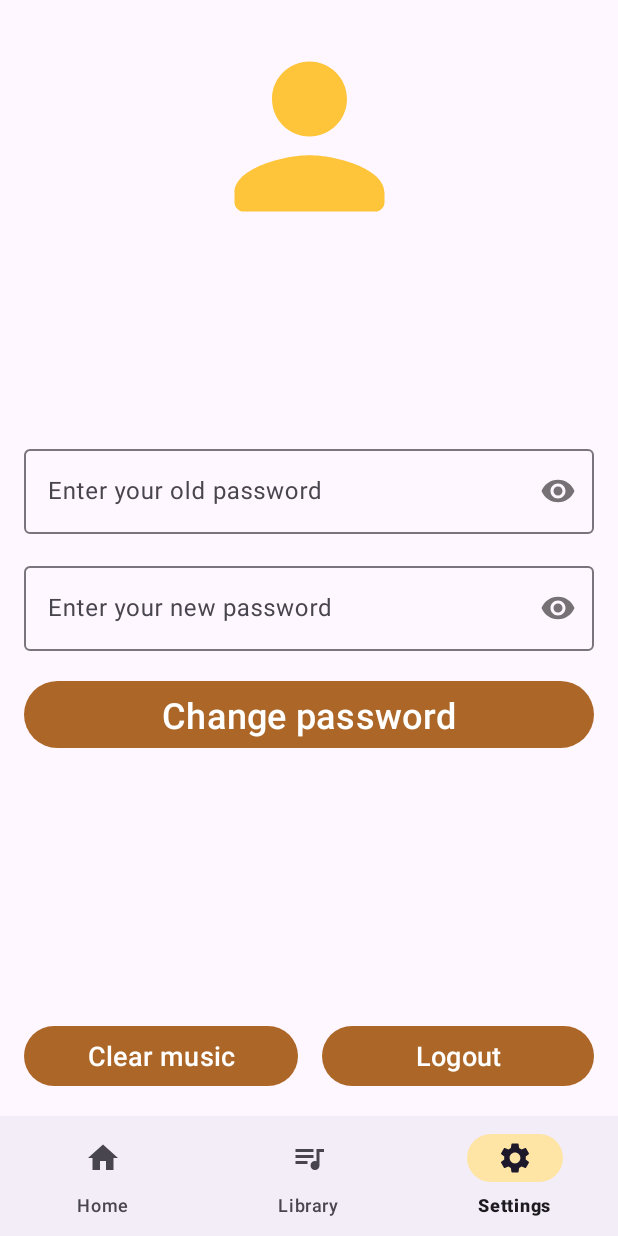
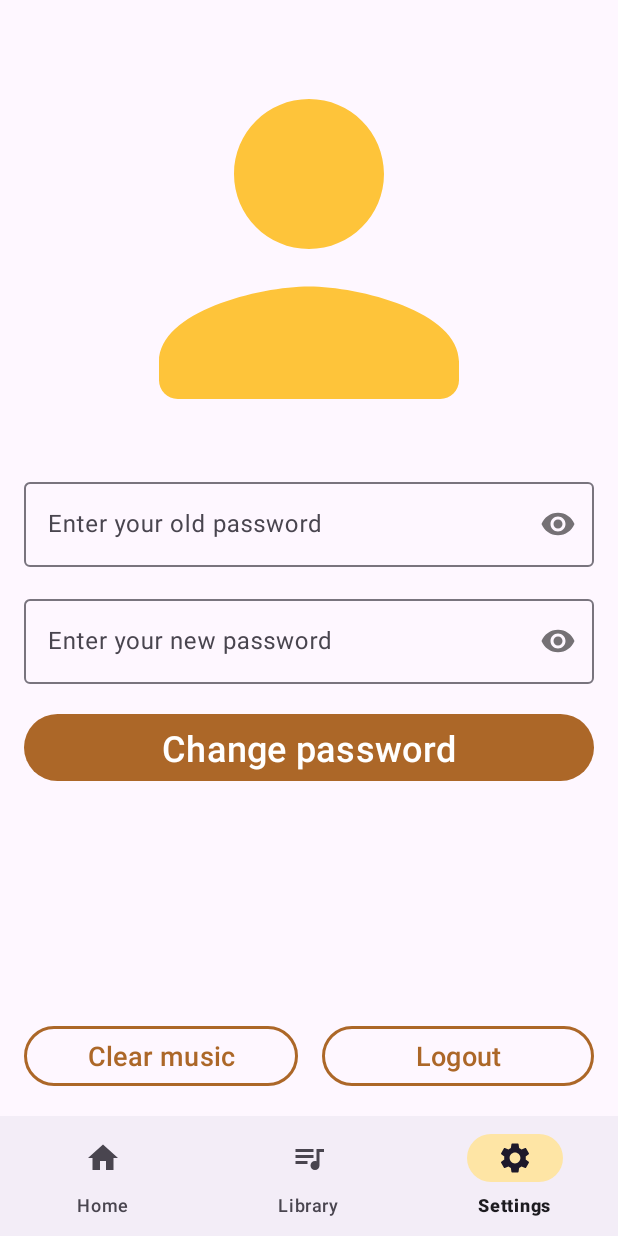
Before and after one commit to shainaBk/VideoConverterLSM, an Android app: the LibraryFragment screen opened through its navigation route, item 3 of the bottom bar chosen, on a phone screen of 412 x 824 dp. Run offline under Robolectric (Android 15) with nearby library versions, the light colour scheme and no system bars; our stand-ins replace navigation-ui.

Commit message:
Added COMMENTS Added favorite support with vm Changed SETTINGS UI

```diff
--- a/app/src/main/java/com/mobiledevices/videoconverter/Model/Music.kt
+++ b/app/src/main/java/com/mobiledevices/videoconverter/Model/Music.kt
@@ -13,6 +13,8 @@ class Music(
     var isDownloaded: Boolean = false
 ) {
     override fun toString(): String {
-        return "Music: {$channelTitle} - {$title} - Downloaded: {$isDownloaded}"
+        val downloaded: String = if (isDownloaded) "downloaded" else "NOTDownloaded"
+        val favorite: String = if (isFavorite) "favorite" else "NOTFavorite"
+        return "> $title by $channelTitle - {$downloaded, $favorite}"
     }
 }
--- a/app/src/main/java/com/mobiledevices/videoconverter/adapter/MusicLibraryAdapter.kt
+++ b/app/src/main/java/com/mobiledevices/videoconverter/adapter/MusicLibraryAdapter.kt
@@ -12,8 +12,7 @@ import com.mobiledevices.videoconverter.Model.Music
 import com.mobiledevices.videoconverter.R
 
 class MusicLibraryAdapter(
-    private val musicList: MutableList<Music>,
-    private val downloadListener: OnMusicDownloadListener
+    private val musicList: MutableList<Music>
 ) : RecyclerView.Adapter<MusicLibraryAdapter.MusicLibraryViewHolder>() {
 
     /**
@@ -71,6 +70,7 @@ class MusicLibraryAdapter(
         holder.thumbnail.setImageResource(R.drawable.ic_launcher_background)
         holder.title.text = music.title
         holder.artist.text = music.channelTitle
+        updateFavoriteIcon(holder.favorite, music.isFavorite)
 
         holder.favorite.setOnClickListener {
             music.isFavorite = !music.isFavorite
@@ -108,11 +108,4 @@ class MusicLibraryAdapter(
             favoriteButton.setImageResource(R.drawable.ic_favorite_border)
         }
     }
-
-    /**
-     * Interface to handle the music download
-     */
-    interface OnMusicDownloadListener {
-        fun onMusicDownload(music: Music)
-    }
 }
--- a/app/src/main/java/com/mobiledevices/videoconverter/ui/activity/application/HomeFragment.kt
+++ b/app/src/main/java/com/mobiledevices/videoconverter/ui/activity/application/HomeFragment.kt
@@ -1,6 +1,7 @@
 package com.mobiledevices.videoconverter.ui.activity.application
 
 import android.os.Bundle
+import android.util.Log
 import android.view.LayoutInflater
 import android.view.View
 import android.view.ViewGroup
@@ -18,6 +19,11 @@ import com.mobiledevices.videoconverter.viewModel.MusicViewModel
 import kotlin.random.Random
 
 class HomeFragment : Fragment(), MusicHomeAdapter.OnMusicDownloadListener {
+
+    companion object {
+        private const val TAG = "HomeFragment"
+    }
+
     /**
      * We use the view binding feature to avoid using findViewById()
      */
@@ -41,6 +47,7 @@ class HomeFragment : Fragment(), MusicHomeAdapter.OnMusicDownloadListener {
         container: ViewGroup?,
         savedInstanceState: Bundle?
     ): View {
+        Log.d(TAG, "Home fragment created")
         _binding = FragmentHomeBinding.inflate(inflater, container, false)
         setupRecyclerView()
         observeMusicList()
@@ -53,6 +60,7 @@ class HomeFragment : Fragment(), MusicHomeAdapter.OnMusicDownloadListener {
      * Destroy the view binding when the fragment view is destroyed
      */
     override fun onDestroyView() {
+        Log.d(TAG, "Home fragment destroyed")
         super.onDestroyView()
         _binding = null
     }
@@ -62,6 +70,7 @@ class HomeFragment : Fragment(), MusicHomeAdapter.OnMusicDownloadListener {
      * @param music The music to mark as downloaded
      */
     override fun onMusicDownload(music: Music) {
+        Log.d(TAG, "Music downloaded: $music")
         viewModel.markMusicAsDownloaded(music)
     }
 
@@ -69,6 +78,7 @@ class HomeFragment : Fragment(), MusicHomeAdapter.OnMusicDownloadListener {
      * Observe the music list to update the recycler view adapter
      */
     private fun setupRecyclerView() {
+        Log.d(TAG, "Setup HOME recycler view")
         val adapter = MusicHomeAdapter(mutableListOf(), this)
         binding.rvDownload.apply {
             layoutManager = LinearLayoutManager(context)
@@ -80,9 +90,12 @@ class HomeFragment : Fragment(), MusicHomeAdapter.OnMusicDownloadListener {
      * Observe the music list to update the recycler view adapter
      */
     private fun observeMusicList() {
+        Log.d(TAG, "Observe music list")
         viewModel.nonDownloadedMusic.observe(viewLifecycleOwner, Observer { nonDownloadedList ->
             binding.rvDownload.adapter?.let { adapter ->
                 if (adapter is MusicHomeAdapter) {
+                    val musicListString = nonDownloadedList.joinToString("\n") { it.toString() }
+                    Log.d(TAG, "Update music list:\n$musicListString")
                     adapter.updateMusicList(nonDownloadedList)
                     updateNoResultImage(nonDownloadedList)
                 }
@@ -103,6 +116,7 @@ class HomeFragment : Fragment(), MusicHomeAdapter.OnMusicDownloadListener {
      * Open the search dialog to add a new music
      */
     private fun openSearchDialog() {
+        Log.d(TAG, "Open search dialog")
         val dialogView = LayoutInflater.from(context).inflate(R.layout.dialog_search_music, null)
         val editText = dialogView.findViewById<EditText>(R.id.et_search_music)
 
--- a/app/src/main/java/com/mobiledevices/videoconverter/ui/activity/application/LibraryFragment.kt
+++ b/app/src/main/java/com/mobiledevices/videoconverter/ui/activity/application/LibraryFragment.kt
@@ -1,6 +1,7 @@
 package com.mobiledevices.videoconverter.ui.activity.application
 
 import android.os.Bundle
+import android.util.Log
 import android.view.LayoutInflater
 import android.view.View
 import android.view.ViewGroup
@@ -13,7 +14,12 @@ import com.mobiledevices.videoconverter.adapter.MusicLibraryAdapter
 import com.mobiledevices.videoconverter.databinding.FragmentLibraryBinding
 import com.mobiledevices.videoconverter.viewModel.MusicViewModel
 
-class LibraryFragment : Fragment(), MusicLibraryAdapter.OnMusicDownloadListener {
+class LibraryFragment : Fragment() {
+
+    companion object {
+        private const val TAG = "LibraryFragment"
+    }
+
     /**
      * We use the view binding feature to avoid using findViewById()
      */
@@ -37,9 +43,11 @@ class LibraryFragment : Fragment(), MusicLibraryAdapter.OnMusicDownloadListener
         container: ViewGroup?,
         savedInstanceState: Bundle?
     ): View {
+        Log.d(TAG, "Library fragment created")
         _binding = FragmentLibraryBinding.inflate(inflater, container, false)
         setupRecyclerView()
         observeDownloadedMusic()
+
         return binding.root
     }
 
@@ -47,19 +55,14 @@ class LibraryFragment : Fragment(), MusicLibraryAdapter.OnMusicDownloadListener
      * Destroy the view binding when the fragment view is destroyed
      */
     override fun onDestroyView() {
+        Log.d(TAG, "Library fragment destroyed")
         super.onDestroyView()
         _binding = null
     }
 
-    /**
-     * Mark a music as downloaded
-     */
-    override fun onMusicDownload(music: Music) {
-        viewModel.markMusicAsDownloaded(music)
-    }
-
     private fun setupRecyclerView() {
-        val adapter = MusicLibraryAdapter(mutableListOf(), this)
+        val adapter = MusicLibraryAdapter(mutableListOf())
+        Log.d(TAG, "Setup LIB recycler view")
         binding.rvLibrary.apply {
             layoutManager = LinearLayoutManager(context)
             this.adapter = adapter
@@ -70,6 +73,8 @@ class LibraryFragment : Fragment(), MusicLibraryAdapter.OnMusicDownloadListener
         viewModel.downloadedMusic.observe(viewLifecycleOwner, Observer { downloadedList ->
             binding.rvLibrary.adapter?.let { adapter ->
                 if (adapter is MusicLibraryAdapter) {
+                    val musicListString = downloadedList.joinToString("\n") { it.toString() }
+                    Log.d(TAG, "Update music list:\n$musicListString")
                     adapter.updateMusicList(downloadedList)
                     updateNoResultImage(downloadedList)
                 }
--- a/app/src/main/java/com/mobiledevices/videoconverter/ui/activity/application/SettingsFragment.kt
+++ b/app/src/main/java/com/mobiledevices/videoconverter/ui/activity/application/SettingsFragment.kt
@@ -6,12 +6,16 @@ import android.view.LayoutInflater
 import android.view.View
 import android.view.ViewGroup
 import androidx.fragment.app.Fragment
+import androidx.fragment.app.activityViewModels
 import com.mobiledevices.videoconverter.databinding.FragmentSettingsBinding
 import com.mobiledevices.videoconverter.ui.activity.connection.ConnectionActivity
+import com.mobiledevices.videoconverter.viewModel.MusicViewModel
 
 class SettingsFragment : Fragment() {
     private var _binding: FragmentSettingsBinding? = null
     private val binding get() = _binding!!
+
+    private val viewModel: MusicViewModel by activityViewModels()
 
     override fun onCreateView(
         inflater: LayoutInflater,
@@ -22,9 +26,12 @@ class SettingsFragment : Fragment() {
 
         binding.btnLogout.setOnClickListener {
             activity?.finish()
-
             val intent = Intent(activity, ConnectionActivity::class.java)
             startActivity(intent)
+        }
+
+        binding.btnClearMusic.setOnClickListener {
+            viewModel.clearMusicList()
         }
 
         return binding.root
--- a/app/src/main/res/layout/dialog_search_music.xml
+++ b/app/src/main/res/layout/dialog_search_music.xml
@@ -9,6 +9,9 @@
         android:id="@+id/et_search_music"
         android:layout_width="match_parent"
         android:layout_height="wrap_content"
-        android:hint="Enter music title" />
+        android:autofillHints="name"
+        android:hint="@string/enter_music_title"
+        android:inputType="textNoSuggestions"
+        android:maxLines="1" />
 
 </LinearLayout>
--- a/app/src/main/res/layout/fragment_settings.xml
+++ b/app/src/main/res/layout/fragment_settings.xml
@@ -9,8 +9,8 @@
 
     <ImageView
         android:id="@+id/iv_profile"
-        android:layout_width="150dp"
-        android:layout_height="150dp"
+        android:layout_width="300dp"
+        android:layout_height="300dp"
         android:layout_gravity="center"
         android:importantForAccessibility="no"
         android:src="@drawable/ic_person"
@@ -24,7 +24,6 @@
         style="@style/Widget.Material3.TextInputLayout.OutlinedBox"
         android:layout_width="0dp"
         android:layout_height="wrap_content"
-        android:layout_marginTop="128dp"
         android:hint="@string/enter_old_password"
         app:errorIconDrawable="@drawable/ic_error"
         app:helperTextTextAppearance="@style/TextAppearance.MaterialComponents.Subtitle1"
@@ -83,6 +82,7 @@
 
         <Button
             android:id="@+id/btn_clear_music"
+            style="?attr/materialButtonOutlinedStyle"
             android:layout_width="0dp"
             android:layout_height="wrap_content"
             android:layout_marginEnd="8dp"
@@ -90,7 +90,9 @@
             android:textSize="18sp"
             app:layout_constraintEnd_toEndOf="@id/guideline"
             app:layout_constraintStart_toStartOf="parent"
-            app:layout_constraintTop_toTopOf="parent" />
+            app:layout_constraintTop_toTopOf="parent"
+            app:strokeColor="@color/orange_1"
+            app:strokeWidth="2dp" />
 
         <androidx.constraintlayout.widget.Guideline
             android:id="@+id/guideline"
@@ -101,6 +103,7 @@
 
         <Button
             android:id="@+id/btn_logout"
+            style="?attr/materialButtonOutlinedStyle"
             android:layout_width="0dp"
             android:layout_height="wrap_content"
             android:layout_marginStart="8dp"
@@ -108,7 +111,9 @@
             android:textSize="18sp"
             app:layout_constraintEnd_toEndOf="parent"
             app:layout_constraintStart_toEndOf="@id/guideline"
-            app:layout_constraintTop_toTopOf="parent" />
+            app:layout_constraintTop_toTopOf="parent"
+            app:strokeColor="@color/orange_1"
+            app:strokeWidth="2dp" />
 
     </androidx.constraintlayout.widget.ConstraintLayout>
 
--- a/app/src/main/res/values/strings.xml
+++ b/app/src/main/res/values/strings.xml
@@ -36,4 +36,5 @@
     <string name="search_button">Search button</string>
     <string name="search_music">Search music</string>
     <string name="no_result">No result</string>
+    <string name="enter_music_title">Enter music title</string>
 </resources>
```
Also changed, not shown: app/src/main/java/com/mobiledevices/videoconverter/viewModel/MusicViewModel.kt (+14 -2 lines).
